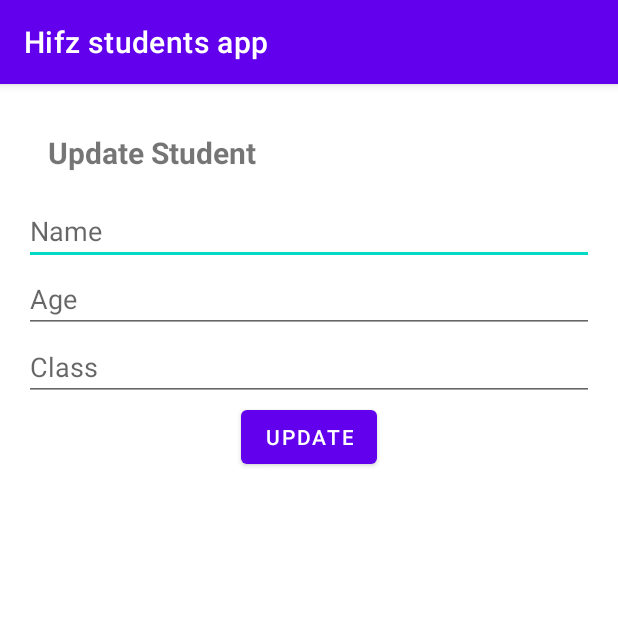
After one commit to WajeehaHashmi27/Hifzstudentsapp, an Android app: the UpdateStudentActivity screen opened directly, with no data from a screen before it, on a phone screen of 412 x 824 dp, the top half of it. The commit adds this screen. Run offline under Robolectric (Android 15) with nearby library versions, the phone set to English and light mode, and no system bars.

Commit message:
Update and delete functionality

```diff
--- a/app/src/main/AndroidManifest.xml
+++ b/app/src/main/AndroidManifest.xml
@@ -20,6 +20,12 @@
                 <category android:name="android.intent.category.LAUNCHER" />
             </intent-filter>
         </activity>
+        <activity android:name=".AddStudentActivity" />
+        <activity android:name=".DatabaseHelper" />
+        <activity android:name=".ListOfStudentsActivity" />
+        <activity android:name=".Student" />
+        <activity android:name=".StudentAdapter" />
+        <activity android:name=".UpdateStudentActivity" />
     </application>
 
 </manifest>
--- a/app/src/main/java/com/example/hifzstudentsapp/DatabaseHelper.java
+++ b/app/src/main/java/com/example/hifzstudentsapp/DatabaseHelper.java
@@ -1,6 +1,7 @@
 package com.example.hifzstudentsapp;
 
 import android.content.ContentValues;
+import android.annotation.SuppressLint;
 import android.content.Context;
 import android.database.Cursor;
 import android.database.sqlite.SQLiteDatabase;
@@ -69,29 +70,31 @@ public class DatabaseHelper extends SQLiteOpenHelper {
         db.execSQL("DROP TABLE IF EXISTS " + TABLE_STUDENTS);
         onCreate(db);
     }
-    public boolean addStudent(String id, String name, int age, String studentClass) {
+    public boolean addStudent( String name, int age, String studentClass) {
         SQLiteDatabase db = this.getWritableDatabase();
         ContentValues values = new ContentValues();
-        values.put(COLUMN_STUDENT_ID_PRIMARY, id);
+
         values.put(COLUMN_NAME, name);
         values.put(COLUMN_AGE, age);
         values.put(COLUMN_CLASS, studentClass);
         long result = db.insert(TABLE_STUDENTS, null, values);
+        db.close();
         return result != -1;
+
     }
 
     public List<Student> getAllStudents() {
         List<Student> students = new ArrayList<>();
 
-        SQLiteDatabase db = this.getReadableDatabase();
+        SQLiteDatabase db = this.getWritableDatabase();
         Cursor cursor = db.rawQuery("SELECT * FROM " + TABLE_STUDENTS, null);
 
         if (cursor.moveToFirst()) {
             do {
-                int id = cursor.getInt(cursor.getColumnIndex(COLUMN_STUDENT_ID_PRIMARY));
-                String name = cursor.getString(cursor.getColumnIndex(COLUMN_NAME));
-                int age = cursor.getInt(cursor.getColumnIndex(COLUMN_AGE));
-                String className = cursor.getString(cursor.getColumnIndex(COLUMN_CLASS));
+                @SuppressLint("Range") int id = cursor.getInt(cursor.getColumnIndex(COLUMN_STUDENT_ID_PRIMARY));
+                @SuppressLint("Range") String name = cursor.getString(cursor.getColumnIndex(COLUMN_NAME));
+                @SuppressLint("Range") int age = cursor.getInt(cursor.getColumnIndex(COLUMN_AGE));
+                @SuppressLint("Range") String className = cursor.getString(cursor.getColumnIndex(COLUMN_CLASS));
 
                 Student student = new Student(id, name, age, className);
                 students.add(student);
@@ -101,6 +104,65 @@ public class DatabaseHelper extends SQLiteOpenHelper {
         cursor.close();
         return students;
     }
+    public boolean updateStudent(int studentId, String newName, int newAge, String newClass) {
+        SQLiteDatabase db = this.getWritableDatabase();
+        ContentValues values = new ContentValues();
+
+        values.put(COLUMN_NAME, newName);
+        values.put(COLUMN_AGE, newAge);
+        values.put(COLUMN_CLASS, newClass);
+
+        int rowsAffected = db.update(TABLE_STUDENTS, values, COLUMN_STUDENT_ID_PRIMARY + " = ?",
+                new String[]{String.valueOf(studentId)});
+        db.close();
+        return rowsAffected > 0;
+    }
+
+    public boolean deleteStudent(int studentId) {
+        SQLiteDatabase db = this.getWritableDatabase();
+
+        int rowsAffected = db.delete(TABLE_STUDENTS, COLUMN_STUDENT_ID_PRIMARY + " = ?",
+                new String[]{String.valueOf(studentId)});
+
+        return rowsAffected > 0;
+    }
+    public Student getStudentById(int studentId) {
+        SQLiteDatabase db = this.getReadableDatabase();
+
+        String[] projection = {
+                COLUMN_STUDENT_ID_PRIMARY,
+                COLUMN_NAME,
+                COLUMN_AGE,
+                COLUMN_CLASS
+        };
+
+        String selection = COLUMN_STUDENT_ID_PRIMARY + " = ?";
+        String[] selectionArgs = {String.valueOf(studentId)};
+
+        Cursor cursor = db.query(
+                TABLE_STUDENTS,
+                projection,
+                selection,
+                selectionArgs,
+                null,
+                null,
+                null
+        );
+
+        Student student = null;
+
+        if (cursor.moveToFirst()) {
+            @SuppressLint("Range")int id = cursor.getInt(cursor.getColumnIndex(COLUMN_STUDENT_ID_PRIMARY));
+            @SuppressLint("Range")String name = cursor.getString(cursor.getColumnIndex(COLUMN_NAME));
+            @SuppressLint("Range")int age = cursor.getInt(cursor.getColumnIndex(COLUMN_AGE));
+            @SuppressLint("Range")String className = cursor.getString(cursor.getColumnIndex(COLUMN_CLASS));
+
+            student = new Student(id, name, age, className);
+        }
+
+        cursor.close();
+        return student;
+    }
 
 
 
--- /dev/null
+++ b/app/src/main/java/com/example/hifzstudentsapp/UpdateStudentActivity.java
@@ -0,0 +1,69 @@
+package com.example.hifzstudentsapp;
+import android.os.Bundle;
+
+import androidx.appcompat.app.AppCompatActivity;
+import androidx.recyclerview.widget.LinearLayoutManager;
+import androidx.recyclerview.widget.RecyclerView;
+import androidx.appcompat.app.AppCompatActivity;
+import android.os.Bundle;
+import android.content.Intent;
+import android.view.View;
+import android.widget.Button;
+import android.widget.EditText;
+import android.widget.Toast;
+public class UpdateStudentActivity extends AppCompatActivity {
+    private EditText editTextName;
+    private EditText editTextAge;
+    private EditText editTextClass;
+    private Button buttonUpdate;
+
+    private DatabaseHelper databaseHelper;
+    private int studentId;
+
+    @Override
+    protected void onCreate(Bundle savedInstanceState) {
+        super.onCreate(savedInstanceState);
+        setContentView(R.layout.update_student);
+
+        editTextName = findViewById(R.id.editTextName);
+        editTextAge = findViewById(R.id.editTextAge);
+        editTextClass = findViewById(R.id.editTextClass);
+        buttonUpdate = findViewById(R.id.buttonUpdate);
+
+        databaseHelper = new DatabaseHelper(this);
+
+        // Retrieve the studentId from the intent
+        studentId = getIntent().getIntExtra("studentId", -1);
+
+        // Retrieve the current student record from the database and populate the UI fields
+        Student student = databaseHelper.getStudentById(studentId);
+        if (student != null) {
+            editTextName.setText(student.getName());
+            editTextAge.setText(String.valueOf(student.getAge()));
+            editTextClass.setText(student.getClassName());
+        }
+
+        buttonUpdate.setOnClickListener(new View.OnClickListener() {
+            @Override
+            public void onClick(View v) {
+                // Retrieve the updated values from the UI fields
+                String name = editTextName.getText().toString().trim();
+                int age = Integer.parseInt(editTextAge.getText().toString().trim());
+                String className = editTextClass.getText().toString().trim();
+
+                // Update the student record in the database
+                boolean isUpdated = databaseHelper.updateStudent(studentId, name, age, className);
+
+                if (isUpdated) {
+                    Toast.makeText(UpdateStudentActivity.this, "Record updated successfully", Toast.LENGTH_SHORT).show();
+                    Intent intent = new Intent(UpdateStudentActivity.this, MainActivity.class);
+                    intent.setFlags(Intent.FLAG_ACTIVITY_CLEAR_TOP | Intent.FLAG_ACTIVITY_SINGLE_TOP);
+                    startActivity(intent);
+                    finish();
+                } else {
+                    Toast.makeText(UpdateStudentActivity.this, "Failed to update record", Toast.LENGTH_SHORT).show();
+                }
+            }
+        });
+    }
+}
--- a/app/src/main/res/layout/activity_add_student.xml
+++ b/app/src/main/res/layout/activity_add_student.xml
@@ -5,11 +5,7 @@
     android:orientation="vertical">
 
     <!-- Input fields for student details -->
-    <EditText
-        android:id="@+id/editTextId"
-        android:layout_width="match_parent"
-        android:layout_height="wrap_content"
-        android:hint="ID" />
+
 
     <EditText
         android:id="@+id/editTextName"
--- /dev/null
+++ b/app/src/main/res/layout/update_student.xml
@@ -0,0 +1,50 @@
+<!-- update.xml -->
+
+<RelativeLayout xmlns:android="http://schemas.android.com/apk/res/android"
+    xmlns:tools="http://schemas.android.com/tools"
+    android:layout_width="match_parent"
+    android:layout_height="match_parent"
+    android:padding="16dp">
+
+    <TextView
+        android:id="@+id/textViewTitle"
+        android:layout_width="match_parent"
+        android:layout_height="wrap_content"
+        android:text="Update Student"
+        android:textSize="20sp"
+        android:textStyle="bold"
+        android:padding="16dp" />
+
+    <EditText
+        android:id="@+id/editTextName"
+        android:layout_width="match_parent"
+        android:layout_height="wrap_content"
+        android:layout_below="@id/textViewTitle"
+        android:hint="Name"
+        android:inputType="text"/>
+
+    <EditText
+        android:id="@+id/editTextAge"
+        android:layout_width="match_parent"
+        android:layout_height="wrap_content"
+        android:layout_below="@id/editTextName"
+        android:hint="Age"
+        android:inputType="number"/>
+
+    <EditText
+        android:id="@+id/editTextClass"
+        android:layout_width="match_parent"
+        android:layout_height="wrap_content"
+        android:layout_below="@id/editTextAge"
+        android:hint="Class"
+        android:inputType="text"/>
+
+    <Button
+        android:id="@+id/buttonUpdate"
+        android:layout_width="wrap_content"
+        android:layout_height="wrap_content"
+        android:layout_below="@id/editTextClass"
+        android:layout_centerHorizontal="true"
+        android:text="Update"/>
+
+</RelativeLayout>
```
Also changed, not shown: app/src/main/java/com/example/hifzstudentsapp/AddStudentActivity.java (+16 -5 lines), app/src/main/java/com/example/hifzstudentsapp/ListOfStudentsActivity.java (+50 -2 lines), app/src/main/java/com/example/hifzstudentsapp/StudentAdapter.java (+31 -2 lines), app/src/main/res/layout/item_student.xml (+25 -6 lines).
